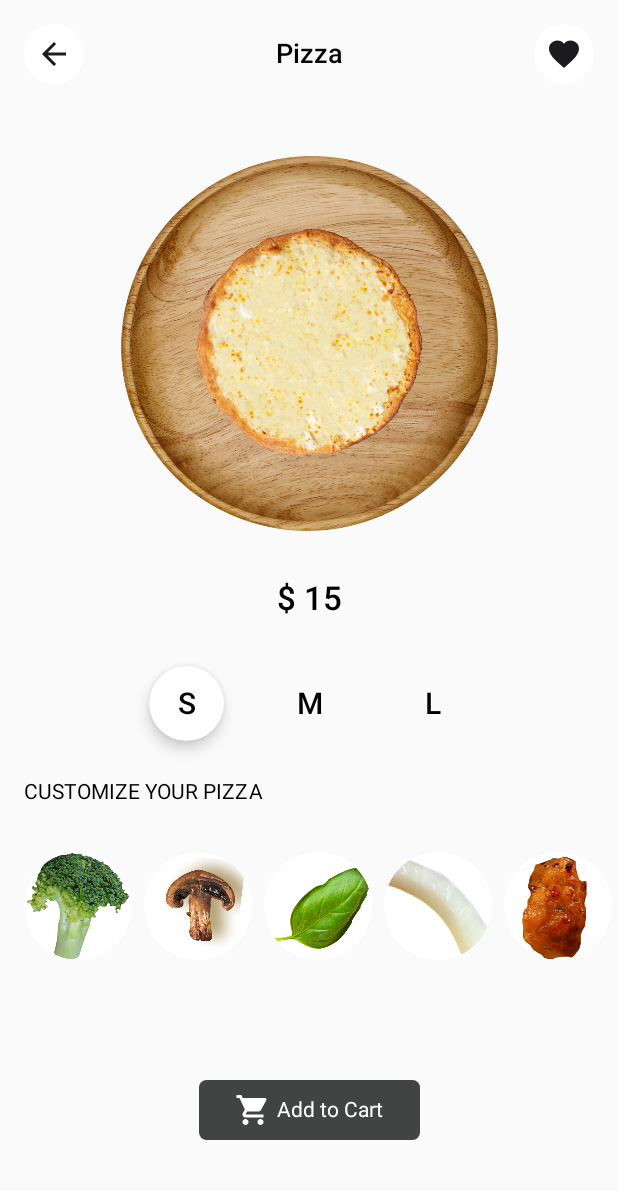
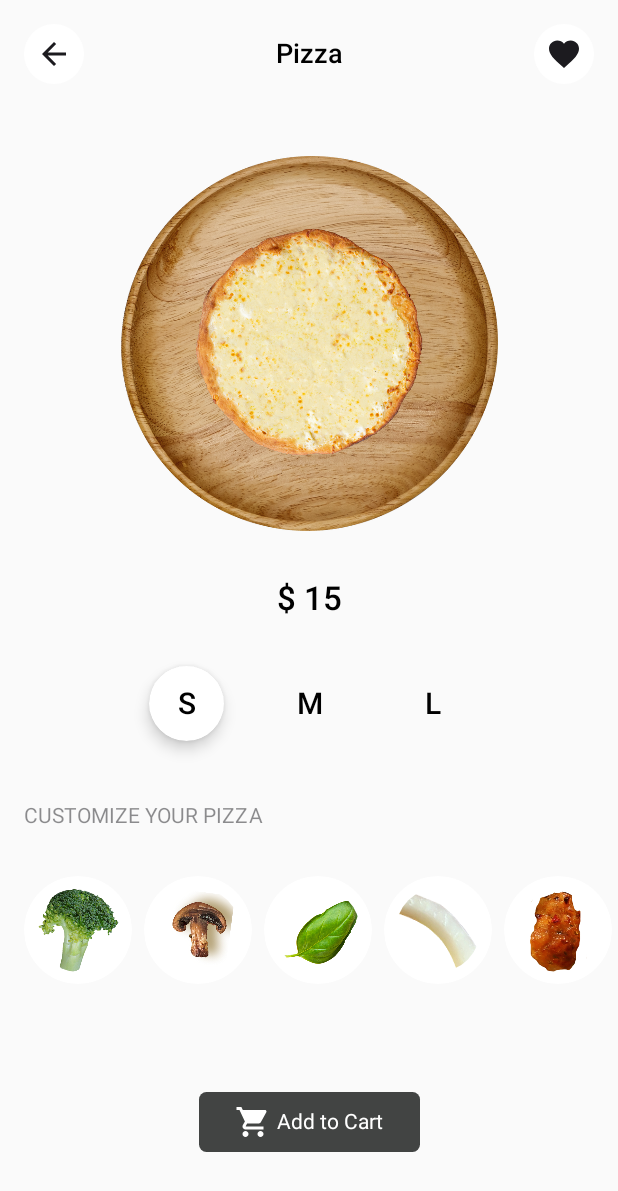
Before and after one commit to AmeerAmjed/Pizza-Animation-Challenge, an Android app built with Jetpack Compose: the screen it shows after launch (MainActivity), on a phone screen of 412 x 824 dp. Shown: the top 1191 px of the screen. Run offline under Robolectric (Android 15) with nearby library versions, the phone set to English and light mode, and no system bars; our stand-ins replace Dagger/Hilt's generated code, accompanist.

Commit message:
improve implement design

```diff
--- a/app/src/main/java/com/ameer/pizzaanimation/ui/screens/order/OrderPizzaScreen.kt
+++ b/app/src/main/java/com/ameer/pizzaanimation/ui/screens/order/OrderPizzaScreen.kt
@@ -78,10 +78,11 @@ private fun OrderPizzaContent(
             modifier = Modifier.align(Alignment.CenterHorizontally),
             onSelectedSize = orderInteraction::onSelectedSizePlate
         )
-        SpacerVertical16()
+        SpacerVertical32()
         Text(
             modifier = Modifier.padding(start = space16),
-            text = stringResource(id = R.string.custom_your_pizza)
+            text = stringResource(id = R.string.custom_your_pizza),
+            color = MaterialTheme.colorScheme.onBackground.copy(.5F)
         )
         SpacerVertical16()
         Ingredients(
--- a/app/src/main/java/com/ameer/pizzaanimation/ui/screens/order/composable/Ingredients.kt
+++ b/app/src/main/java/com/ameer/pizzaanimation/ui/screens/order/composable/Ingredients.kt
@@ -5,6 +5,7 @@ import androidx.compose.foundation.Image
 import androidx.compose.foundation.layout.Arrangement
 import androidx.compose.foundation.layout.PaddingValues
 import androidx.compose.foundation.layout.fillMaxSize
+import androidx.compose.foundation.layout.padding
 import androidx.compose.foundation.layout.size
 import androidx.compose.foundation.lazy.LazyRow
 import androidx.compose.foundation.shape.CircleShape
@@ -65,6 +66,7 @@ fun ItemIngredients(
         Image(
             modifier = Modifier
                 .fillMaxSize()
+                .padding(space8)
                 .clip(CircleShape),
             painter = painterResource(id = state.ingredients[index].idDrawableRes),
             contentDescription = null
--- a/app/src/main/res/values/colors.xml
+++ b/app/src/main/res/values/colors.xml
@@ -6,5 +6,5 @@
     <color name="teal_200">#FF03DAC5</color>
     <color name="teal_700">#FF018786</color>
     <color name="black">#FF000000</color>
-    <color name="white">#FFFFFFFF</color>
+    <color name="white">#FAFAFA</color>
 </resources>
```
